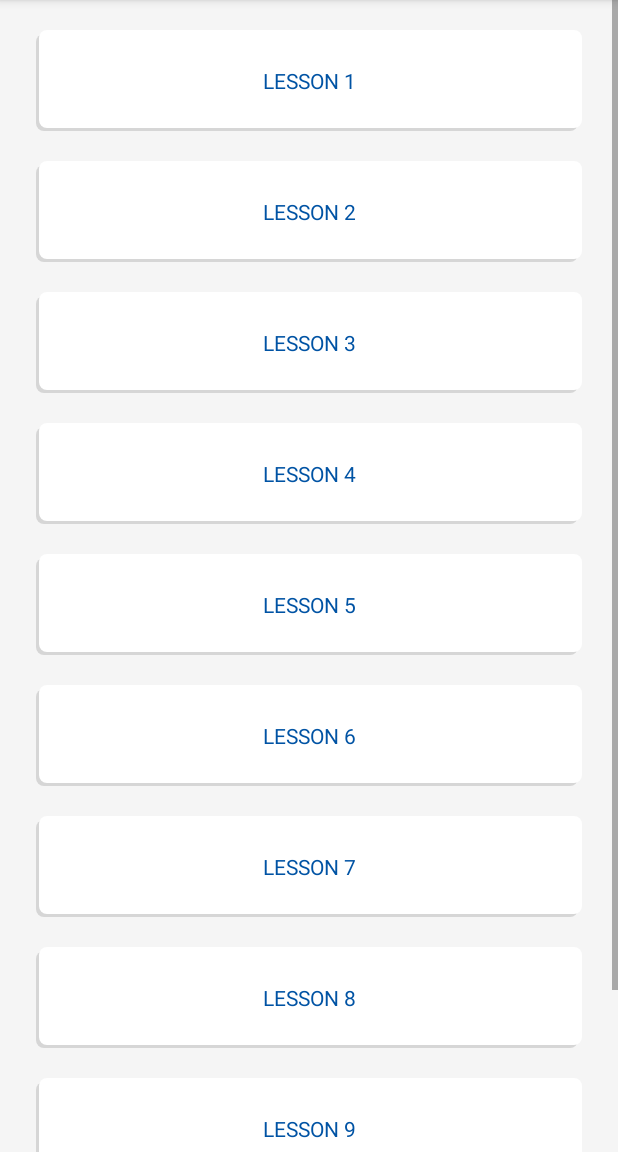
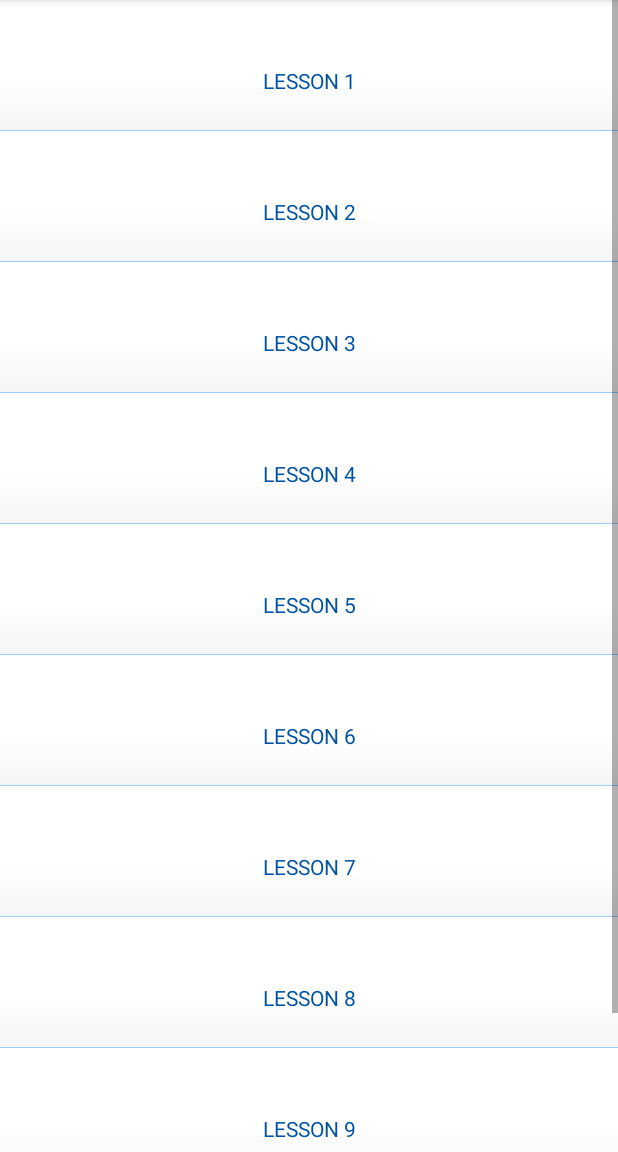
Before and after one commit to marwit23/Chinese-Vocabulary, an Android app: the LevelActivity screen opened directly, with no data from a screen before it, on a phone screen of 412 x 824 dp, the part 84-1236 px from its top. Run offline under Robolectric (Android 15) with nearby library versions, the phone set to English and light mode, and no system bars.

```diff
--- a/app/src/main/res/drawable/level2.xml
+++ b/app/src/main/res/drawable/level2.xml
@@ -1,5 +1,19 @@
-<shape xmlns:android="http://schemas.android.com/apk/res/android"
-    android:shape="rectangle">
-    <solid android:color="@color/white"/>
-    <stroke android:width="2dp" android:color="#D6D6D6" />
-</shape>
+<?xml version="1.0" encoding="utf-8"?>
+<layer-list xmlns:android="http://schemas.android.com/apk/res/android" >
+
+    <item>
+        <shape android:shape="rectangle" >
+            <solid android:color="@color/lightBlue" />
+        </shape>
+    </item>
+    <item android:bottom="1dp">
+        <shape android:shape="rectangle" >
+            <gradient
+            android:startColor="#f5f5f5"
+            android:centerColor="@color/white"
+            android:endColor="@color/white"
+            android:angle="90" />
+        </shape>
+    </item>
+
+</layer-list>
--- a/app/src/main/res/layout/activity_level.xml
+++ b/app/src/main/res/layout/activity_level.xml
@@ -13,16 +13,16 @@
         android:layout_width="match_parent"
         android:layout_height="match_parent"
         android:orientation="vertical"
-        android:background="#f5f5f5"
-        android:paddingLeft="24dp"
+        android:background="#ffffff"
+        android:paddingLeft="0dp"
         android:paddingTop="0dp"
-        android:paddingRight="24dp"
+        android:paddingRight="0dp"
         android:paddingBottom="0dp"
         tools:context=".LevelActivity">
 
         <RelativeLayout
             android:clickable="true"
-            android:background="@drawable/level"
+            android:background="@drawable/level2"
             android:layout_marginBottom="20dp"
             android:layout_marginTop="20dp"
             android:layout_width="wrap_content"
@@ -31,7 +31,7 @@
                 android:id="@+id/tick1"
                 android:layout_alignParentEnd="true"
                 android:layout_centerVertical="true"
-                android:src="@drawable/empty"
+                android:src="@drawable/empty2"
                 android:layout_width="wrap_content"
                 android:layout_height="wrap_content">
             </ImageView>
@@ -52,7 +52,7 @@
         </RelativeLayout>
         <RelativeLayout
             android:clickable="true"
-            android:background="@drawable/level"
+            android:background="@drawable/level2"
             android:layout_marginBottom="20dp"
             android:layout_width="wrap_content"
             android:layout_height="wrap_content">
@@ -63,7 +63,7 @@
                 android:layout_height="wrap_content"
                 android:layout_alignParentEnd="true"
                 android:layout_centerVertical="true"
-                android:src="@drawable/empty" />
+                android:src="@drawable/empty2" />
 
             <TextView
                 android:id="@+id/lesson2"
@@ -83,7 +83,7 @@
 
         <RelativeLayout
             android:clickable="true"
-            android:background="@drawable/level"
+            android:background="@drawable/level2"
             android:layout_marginBottom="20dp"
             android:layout_width="wrap_content"
             android:layout_height="wrap_content">
@@ -91,7 +91,7 @@
                 android:id="@+id/tick3"
                 android:layout_alignParentEnd="true"
                 android:layout_centerVertical="true"
-                android:src="@drawable/empty"
+                android:src="@drawable/empty2"
                 android:layout_width="wrap_content"
                 android:layout_height="wrap_content">
             </ImageView>
@@ -112,7 +112,7 @@
         </RelativeLayout>
         <RelativeLayout
             android:clickable="true"
-            android:background="@drawable/level"
+            android:background="@drawable/level2"
             android:layout_marginBottom="20dp"
             android:layout_width="wrap_content"
             android:layout_height="wrap_content">
@@ -123,7 +123,7 @@
                 android:layout_height="wrap_content"
                 android:layout_alignParentEnd="true"
                 android:layout_centerVertical="true"
-                android:src="@drawable/empty"/>
+                android:src="@drawable/empty2"/>
 
             <TextView
                 android:id="@+id/lesson4"
@@ -143,7 +143,7 @@
 
         <RelativeLayout
             android:clickable="true"
-            android:background="@drawable/level"
+            android:background="@drawable/level2"
             android:layout_marginBottom="20dp"
             android:layout_width="wrap_content"
             android:layout_height="wrap_content">
@@ -151,7 +151,7 @@
                 android:id="@+id/tick5"
                 android:layout_alignParentEnd="true"
                 android:layout_centerVertical="true"
-                android:src="@drawable/empty"
+                android:src="@drawable/empty2"
                 android:layout_width="wrap_content"
                 android:layout_height="wrap_content">
             </ImageView>
@@ -172,7 +172,7 @@
         </RelativeLayout>
         <RelativeLayout
             android:clickable="true"
-            android:background="@drawable/level"
+            android:background="@drawable/level2"
             android:layout_marginBottom="20dp"
             android:layout_width="wrap_content"
             android:layout_height="wrap_content">
@@ -183,7 +183,7 @@
                 android:layout_height="wrap_content"
                 android:layout_alignParentEnd="true"
                 android:layout_centerVertical="true"
-                android:src="@drawable/empty"/>
+                android:src="@drawable/empty2"/>
 
             <TextView
                 android:id="@+id/lesson6"
@@ -203,7 +203,7 @@
 
         <RelativeLayout
             android:clickable="true"
-            android:background="@drawable/level"
+            android:background="@drawable/level2"
             android:layout_marginBottom="20dp"
             android:layout_width="wrap_content"
             android:layout_height="wrap_content">
@@ -211,7 +211,7 @@
                 android:id="@+id/tick7"
                 android:layout_alignParentEnd="true"
                 android:layout_centerVertical="true"
-                android:src="@drawable/empty"
+                android:src="@drawable/empty2"
                 android:layout_width="wrap_content"
                 android:layout_height="wrap_content">
             </ImageView>
@@ -232,7 +232,7 @@
         </RelativeLayout>
         <RelativeLayout
             android:clickable="true"
-            android:background="@drawable/level"
+            android:background="@drawable/level2"
             android:layout_marginBottom="20dp"
             android:layout_width="wrap_content"
             android:layout_height="wrap_content">
@@ -243,7 +243,7 @@
                 android:layout_height="wrap_content"
                 android:layout_alignParentEnd="true"
                 android:layout_centerVertical="true"
-                android:src="@drawable/empty"/>
+                android:src="@drawable/empty2"/>
 
             <TextView
                 android:id="@+id/lesson8"
@@ -263,7 +263,7 @@
 
         <RelativeLayout
             android:clickable="true"
-            android:background="@drawable/level"
+            android:background="@drawable/level2"
             android:layout_marginBottom="20dp"
             android:layout_width="wrap_content"
             android:layout_height="wrap_content">
@@ -271,7 +271,7 @@
                 android:id="@+id/tick9"
                 android:layout_alignParentEnd="true"
                 android:layout_centerVertical="true"
-                android:src="@drawable/empty"
+                android:src="@drawable/empty2"
                 android:layout_width="wrap_content"
                 android:layout_height="wrap_content">
             </ImageView>
@@ -292,8 +292,8 @@
         </RelativeLayout>
         <RelativeLayout
             android:clickable="true"
-            android:background="@drawable/level"
-            android:layout_marginBottom="20dp"
+            android:background="@drawable/level2"
+            android:layout_marginBottom="0dp"
             android:layout_width="wrap_content"
             android:layout_height="wrap_content">
 
@@ -303,7 +303,7 @@
                 android:layout_height="wrap_content"
                 android:layout_alignParentEnd="true"
                 android:layout_centerVertical="true"
-                android:src="@drawable/empty"/>
+                android:src="@drawable/empty2"/>
 
             <TextView
                 android:id="@+id/lesson10"
```
Also changed, not shown: app/src/main/res/drawable/empty2.png (added), 1 other file.
